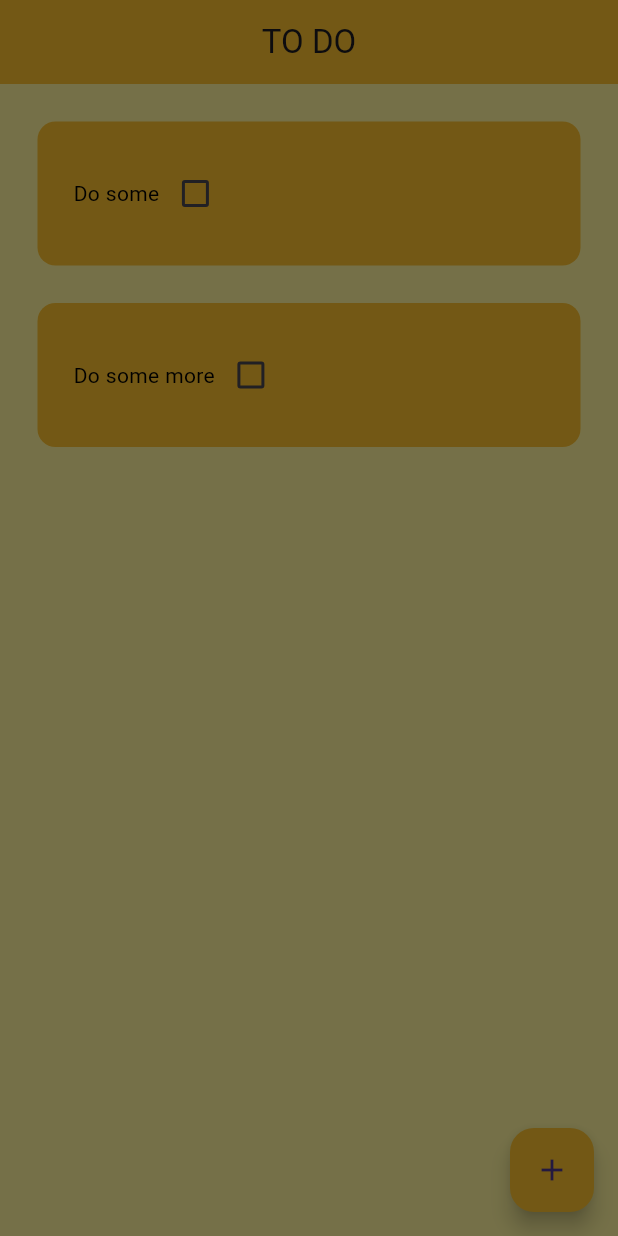
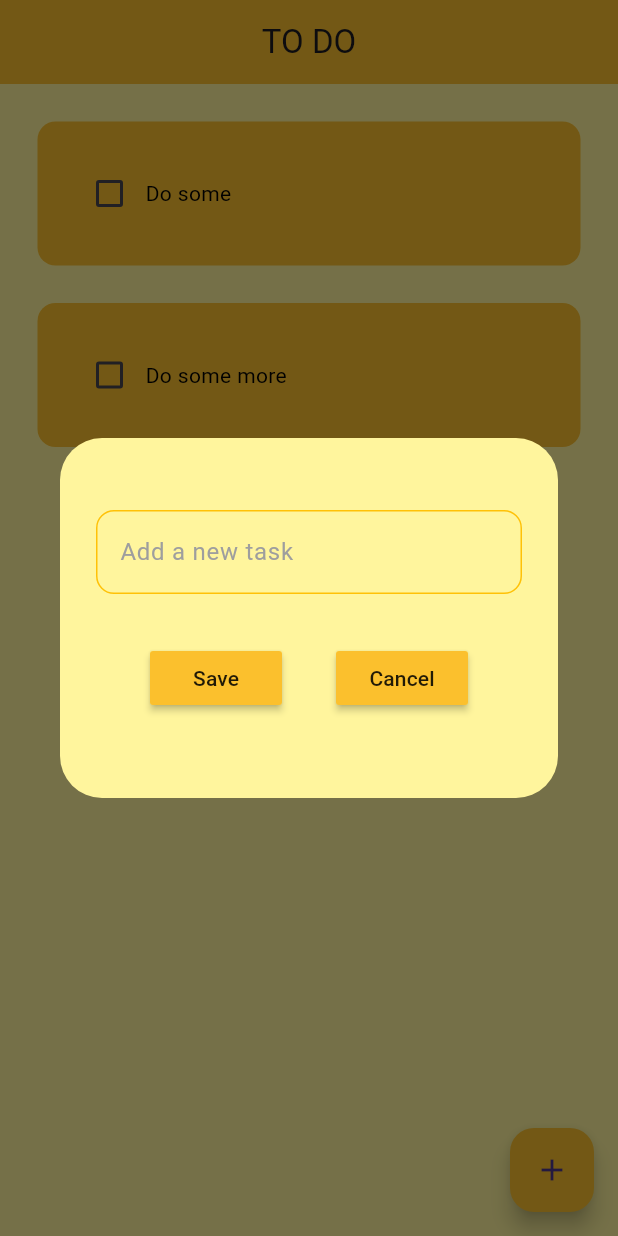
Before and after one commit to duongnhatkhoa/flutter_todo_app, a Flutter app: the screen it shows after launch, after a tap on the "add" icon, on a phone screen of 412 x 824 dp. Run offline on Flutter 3.47's test engine with Material 3 defaults, Android fonts, the phone set to English and light mode, and no system bars; drawn by our look-alikes of flutter_slidable; missing offline and left inert: dart:ffi.

```diff
--- a/lib/pages/homepage.dart
+++ b/lib/pages/homepage.dart
@@ -1,4 +1,5 @@
 import 'package:flutter/material.dart';
+import 'package:todo_app/util/dialog_box.dart';
 import '../util/todo_tile.dart';
 class HomePage extends StatefulWidget {
   const HomePage({super.key});
@@ -8,6 +9,10 @@ class HomePage extends StatefulWidget {
 }
 
 class _HomePageState extends State<HomePage> {
+  // Text controller
+  final _controller = TextEditingController();
+  //methods
+
   //List
   List toDoList = [
     ['Do some', false],
@@ -19,10 +24,28 @@ class _HomePageState extends State<HomePage> {
       toDoList[index][1] = !toDoList[index][1];
     });
   }
+  // save a new task
+  void saveNewTask(){
+    setState(() {
+      toDoList.add([_controller.text, false]);
+    });
+    Navigator.of(context).pop();
+    _controller.text = "";
+  }
+
+  // create a new task
   void createNewTask(){
     showDialog(context: context, builder: (context) {
-      return AlertDialog();
+      return DialogBox(
+        controller: _controller,
+        onSave: saveNewTask,
+        onCancel: () => Navigator.of(context).pop(),
+      );
     });
+  }
+
+  void deleteTask(){
+
   }
   @override
   Widget build(BuildContext context) {
@@ -38,7 +61,8 @@ class _HomePageState extends State<HomePage> {
           TodoTile(
           taskName: toDoList[index][0],
           taskCompleted: toDoList[index][1],
-          onChanged: (value) => checkBoxChanged(value, index))
+          onChanged: (value) => checkBoxChanged(value, index),
+          deleteFunction: deleteTask),
       ),
       floatingActionButton: FloatingActionButton(
         onPressed: createNewTask,
--- /dev/null
+++ b/lib/util/dialog_box.dart
@@ -0,0 +1,61 @@
+import 'package:flutter/material.dart';
+import 'package:todo_app/main.dart';
+import 'package:todo_app/util/my_button.dart';
+
+class DialogBox extends StatelessWidget {
+  final controller;
+  VoidCallback onSave;
+  VoidCallback onCancel;
+
+  DialogBox({super.key, required this.controller,required this.onSave, required this.onCancel});
+
+  @override
+  Widget build(BuildContext context) {
+    return AlertDialog(
+      backgroundColor: Colors.yellow[200],
+      content: Container(
+        height: 200,
+        width: 400,
+        child: Column(
+          mainAxisAlignment: MainAxisAlignment.spaceEvenly,
+
+          children: [
+
+            TextField(
+              controller: controller,
+              decoration: InputDecoration(
+                enabledBorder: OutlineInputBorder(
+                  borderRadius: BorderRadius.circular(12),
+                  borderSide: BorderSide(
+                    color: Colors.amber, // Set the border color to yellow
+                    width: 1.0, // Adjust the width of the border
+                  ),
+                ),
+                focusedBorder: OutlineInputBorder(
+                  borderRadius: BorderRadius.circular(12),
+                  borderSide: BorderSide(
+                    color: Colors.amber, // Set the border color to yellow
+                    width: 2.0, // Adjust the width of the border
+                  ),
+                ),
+                hintText: "Add a new task",
+                hintStyle: TextStyle(
+                  color: Colors.grey,
+                )
+              ),
+            ),
+
+            Row(
+              mainAxisAlignment: MainAxisAlignment.spaceEvenly,
+              children: [
+                MyButton(text: 'Save',onPressed: onSave,),
+                MyButton(text: 'Cancel',onPressed: onCancel,),
+              ],
+            )
+
+          ],
+        ),
+      ),
+    );
+  }
+}
--- /dev/null
+++ b/lib/util/my_button.dart
@@ -0,0 +1,16 @@
+import 'package:flutter/material.dart';
+
+class MyButton extends StatelessWidget {
+  final String text;
+  VoidCallback onPressed;
+  MyButton({super.key, required this.text, required this.onPressed});
+
+  @override
+  Widget build(BuildContext context) {
+    return MaterialButton(
+      onPressed: onPressed,
+      color: Theme.of(context).primaryColorDark,
+      child: Text(text),
+    );
+  }
+}
--- a/lib/util/todo_tile.dart
+++ b/lib/util/todo_tile.dart
@@ -1,22 +1,37 @@
 import 'dart:ffi';
 
 import 'package:flutter/material.dart';
-
+import 'package:flutter_slidable/flutter_slidable.dart';
 class TodoTile extends StatelessWidget {
   final String taskName;
   final bool taskCompleted;
   Function(bool?)? onChanged;
+  void Function(BuildContext)? deleteFunction;
 
-  TodoTile({super.key, required this.taskName, required this.taskCompleted, required this.onChanged});
+  TodoTile({super.key, required this.taskName, required this.taskCompleted, required this.onChanged, required this.deleteFunction});
 
   @override
   Widget build(BuildContext context) {
     return Padding(
       padding: const EdgeInsets.only(left: 25.0, right: 25.0, top: 25.0),
+      child: Slidable(
+        endActionPane: ActionPane(
+          motion: StretchMotion(),
+          children: [
+            SlidableAction(
+              onPressed: deleteFunction,
+              icon: Icons.delete,
+              backgroundColor: Colors.red.shade300,
+              borderRadius: BorderRadius.all(Radius.circular(12)),
+
+            )
+          ],
+        ),
         child: Container(
           padding: EdgeInsets.all(24),
           child: Row(
             children: [
+              Checkbox(value: taskCompleted, onChanged: onChanged, activeColor: Colors.black,),
               // task name
               Text(
                 taskName,
@@ -27,7 +42,7 @@ class TodoTile extends StatelessWidget {
                 ),
               ),
 
-            Checkbox(value: taskCompleted, onChanged: onChanged, activeColor: Colors.black,)
+
             ],
           ),
           decoration: BoxDecoration(
@@ -36,6 +51,7 @@ class TodoTile extends StatelessWidget {
           ),
 
         ),
+      ),
     );
   }
 }
--- a/pubspec.yaml
+++ b/pubspec.yaml
@@ -46,7 +46,7 @@ dev_dependencies:
   # package. See that file for information about deactivating specific lint
   # rules and activating additional ones.
   flutter_lints: ^4.0.0
-
+  flutter_slidable:
 # For information on the generic Dart part of this file, see the
 # following page: https://dart.dev/tools/pub/pubspec
 
```
Also changed, not shown: pubspec.lock. Lines whose indentation alone changed are shown as unchanged.
